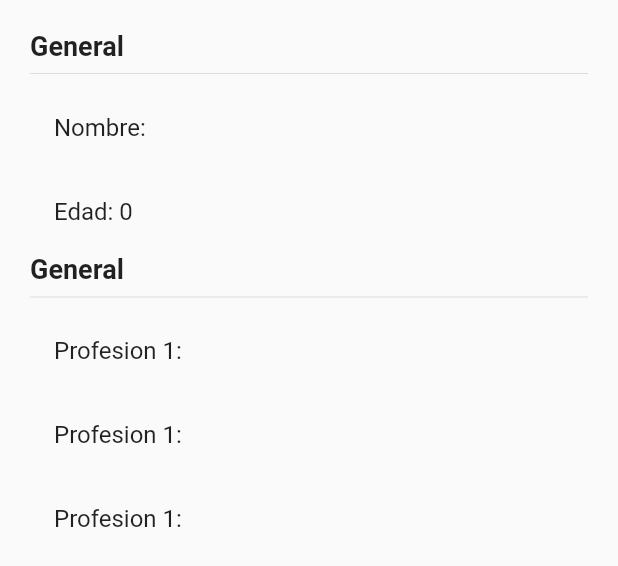
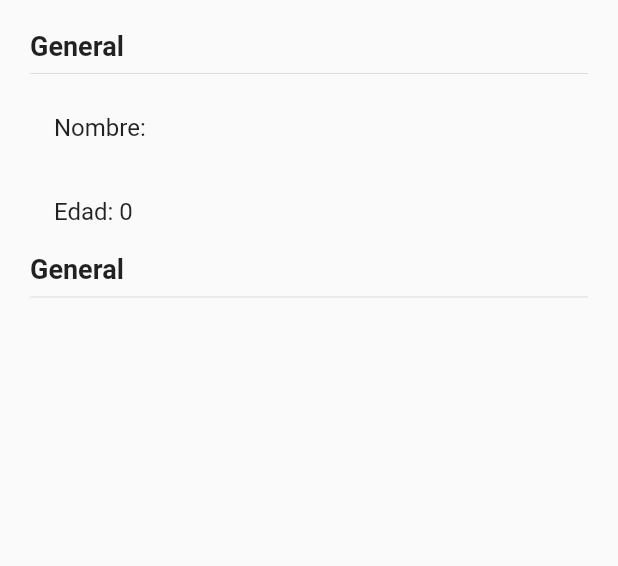
Before and after one commit to sigmasyd/fl_estados, a Flutter app: the InformacionUsuario widget shown alone on an empty page, opened directly with empty values, on a phone screen of 412 x 824 dp. Shown: the top 566 px of the screen. Run offline on Flutter 3.47's test engine with Material 2 defaults, Android fonts, the phone set to English and light mode, and no system bars; accounts and stored records are empty.

Commit message:
Agregando profesiones
	modificado:     lib/pages/pagina1_page.dart
	modificado:     lib/pages/pagina2_page.dart
	modificado:     lib/services/usuario_service.dart

```diff
--- a/lib/pages/pagina1_page.dart
+++ b/lib/pages/pagina1_page.dart
@@ -55,9 +55,8 @@ class InformacionUsuario extends StatelessWidget {
           Text('General',
               style: TextStyle(fontSize: 18, fontWeight: FontWeight.bold)),
           Divider(),
-          ListTile(title: Text('Profesion 1:')),
-          ListTile(title: Text('Profesion 1:')),
-          ListTile(title: Text('Profesion 1:')),
+          //ListTile(title: Text('Profesion 1:')),
+          ...this.usuario.profesiones.map( (profesion) => ListTile(title: Text(profesion)) ).toList()
         ],
       ),
     );
```
Also changed, not shown: lib/pages/pagina2_page.dart (+10 -2 lines), lib/services/usuario_service.dart (+8 -0 lines).
